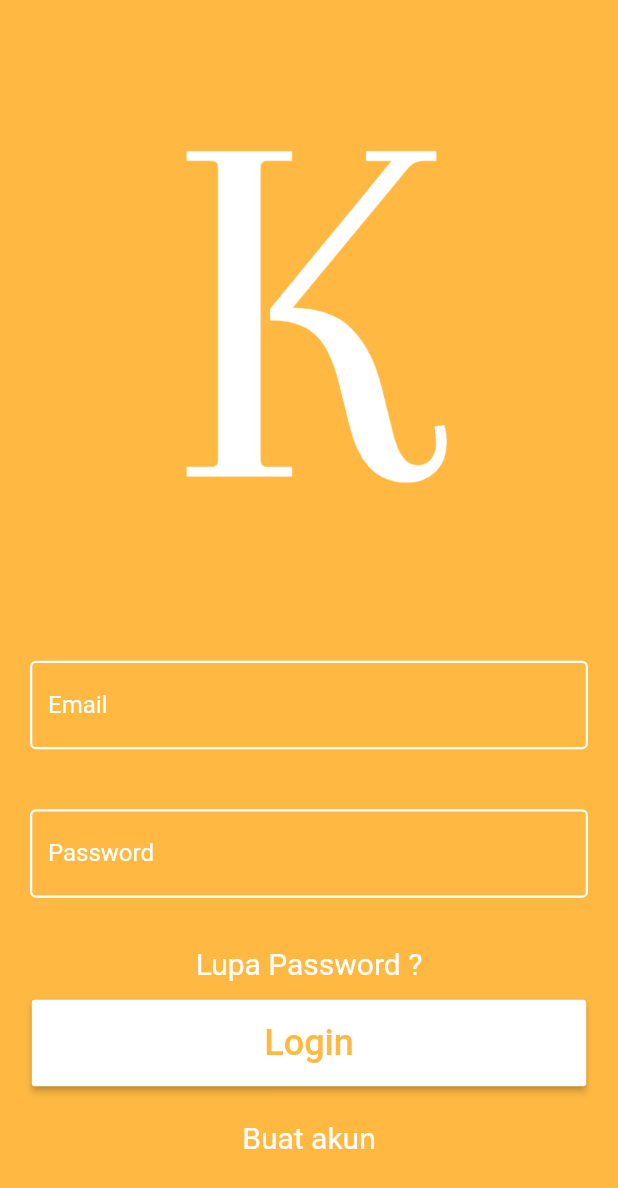
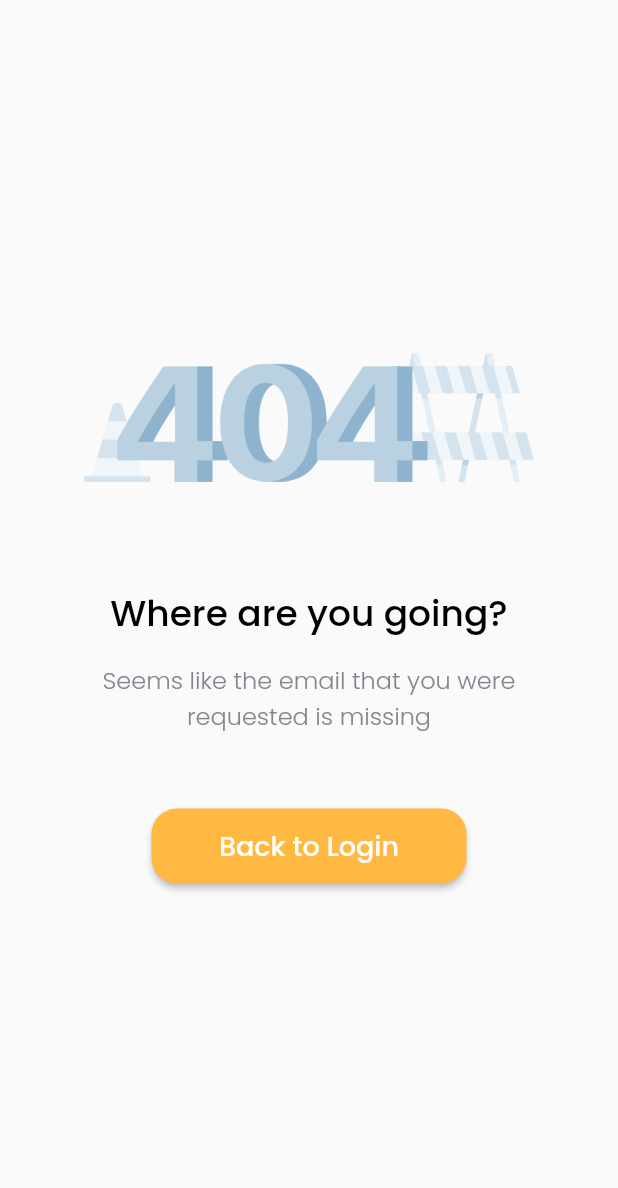
Before and after one commit to maf990/kosan, a Flutter app: the LoginPage screen opened directly, after a tap on "Login", on a phone screen of 412 x 824 dp. Shown: the top 1188 px of the screen. Run offline on Flutter 3.47's test engine with Material 2 defaults, Android fonts, the phone set to English and light mode, and no system bars; our stand-ins replace firebase_auth, firebase_core, google_fonts; accounts and stored records are empty; network calls fail.

Commit message:
fixed register + pass parameter

```diff
--- /dev/null
+++ b/lib/pages/error_login.dart
@@ -0,0 +1,71 @@
+import 'package:kosan_app/pages/login_page.dart';
+import 'package:kosan_app/theme.dart';
+import 'package:flutter/material.dart';
+
+class ErrorLogin extends StatelessWidget {
+  @override
+  Widget build(BuildContext context) {
+    return Scaffold(
+      body: SafeArea(
+        bottom: false,
+        child: Center(
+          child: Column(
+            mainAxisAlignment: MainAxisAlignment.center,
+            children: [
+              Image.asset(
+                'assets/error.png',
+                width: 300,
+              ),
+              SizedBox(
+                height: 70,
+              ),
+              Text(
+                'Where are you going?',
+                style: blackTextStyle.copyWith(
+                  fontSize: 24,
+                ),
+              ),
+              SizedBox(
+                height: 14,
+              ),
+              Text(
+                'Seems like the email that you were\nrequested is missing',
+                style: greyTextStyle.copyWith(
+                  fontSize: 16,
+                ),
+                textAlign: TextAlign.center,
+              ),
+              SizedBox(
+                height: 50,
+              ),
+              Container(
+                width: 210,
+                height: 50,
+                child: RaisedButton(
+                  onPressed: () {
+                    Navigator.pushAndRemoveUntil(
+                        context,
+                        MaterialPageRoute(
+                          builder: (context) => LoginPage(),
+                        ),
+                            (route) => false);
+                  },
+                  color: yellowColor,
+                  shape: RoundedRectangleBorder(
+                    borderRadius: BorderRadius.circular(17),
+                  ),
+                  child: Text(
+                    'Back to Login',
+                    style: whiteTextStyle.copyWith(
+                      fontSize: 18,
+                    ),
+                  ),
+                ),
+              )
+            ],
+          ),
+        ),
+      ),
+    );
+  }
+}
--- a/lib/pages/login_page.dart
+++ b/lib/pages/login_page.dart
@@ -1,6 +1,7 @@
 import 'package:flutter/material.dart';
 import 'package:kosan_app/pages/home_page.dart';
 import 'package:kosan_app/providers/authentication.dart';
+import 'package:kosan_app/pages/error_login.dart';
 
 class LoginPage extends StatefulWidget {
   @override
@@ -112,7 +113,9 @@ class _LoginPageState extends State<LoginPage> {
                 .signIn(email: emailController.text.toString(), password: passwordController.text.toString())
                   .then((result) {
                     if (result == null) {
-                      Navigator.pushAndRemoveUntil(context, MaterialPageRoute(builder: (context)=>HomePage()), (Route<dynamic> route)=>false);
+                      Navigator.pushAndRemoveUntil(context, MaterialPageRoute(builder: (context)=>HomePage(emailz: emailController.text.toString())), (Route<dynamic> route)=>false);
+                    } else {
+                      Navigator.pushAndRemoveUntil(context, MaterialPageRoute(builder: (context)=>ErrorLogin()), (Route<dynamic> route)=>false);
                     }
                 });
 
@@ -139,7 +142,22 @@ class _LoginPageState extends State<LoginPage> {
                   color: Colors.white,
                   fontWeight: FontWeight.w400
               ),),
-              onPressed: (){},
+              onPressed: (){
+                AuthenticationHelper()
+                    .signUp(email: emailController.text.toString(), password: passwordController.text.toString())
+                    .then((result) {
+                  if (result == null) {
+                    Navigator.pushAndRemoveUntil(context, MaterialPageRoute(builder: (context)=>HomePage(emailz: emailController.text.toString())), (Route<dynamic> route)=>false);
+                  } else {
+                    Scaffold.of(context).showSnackBar(SnackBar(
+                      content: Text(
+                        result,
+                        style: TextStyle(fontSize: 16),
+                      ),
+                    ));
+                  }
+                });
+              },
             ),
           )
         ],
```
Also changed, not shown: lib/pages/home_page.dart (+6 -1 lines).
